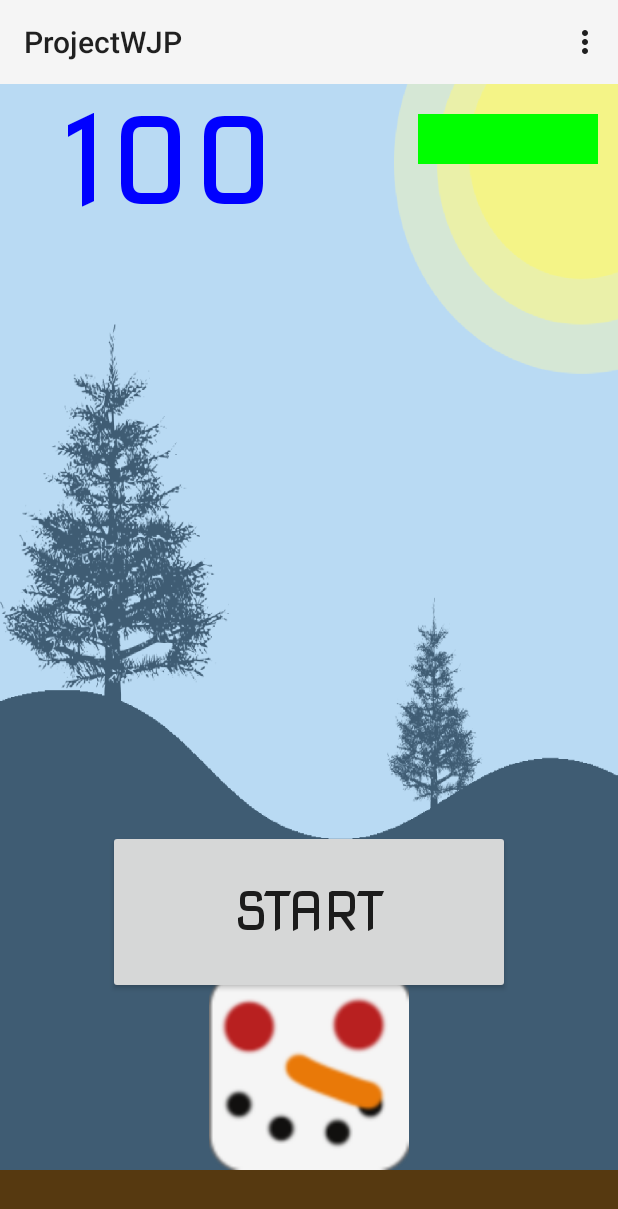
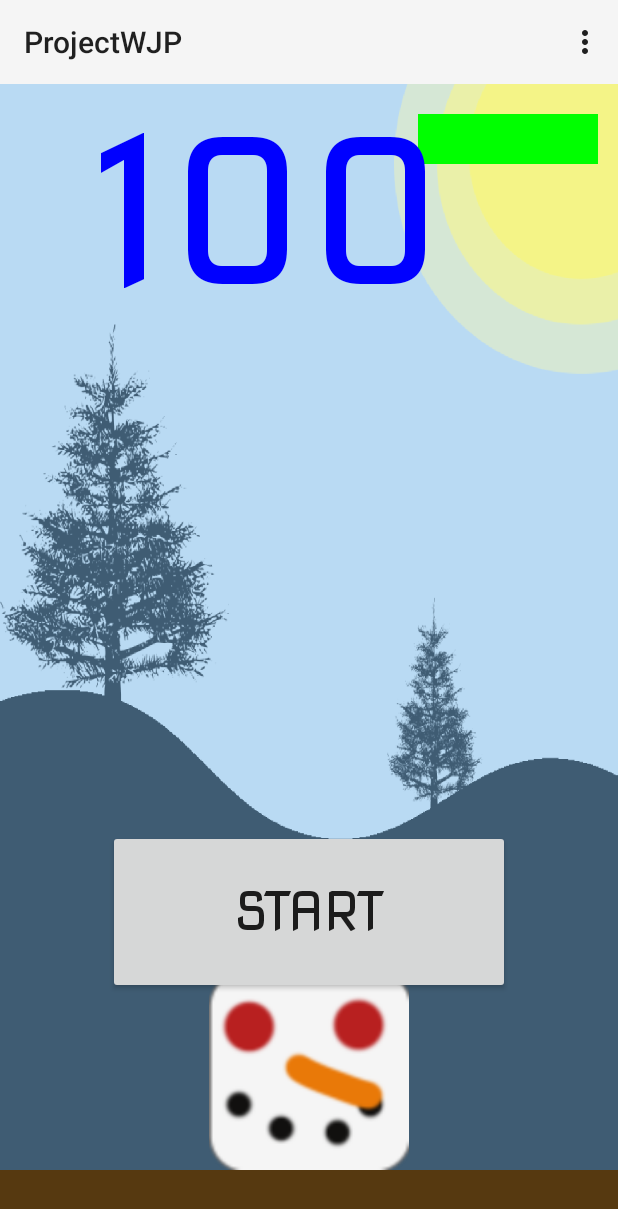
Before and after one commit to OriginPanda/AndroidGame, an Android app: the screen it shows after launch (MainActivity), in the options menu, after a tap on "Settings", on a phone screen of 412 x 824 dp. Shown: the top 1209 px of the screen. Run offline under Robolectric (Android 15) with nearby library versions, the phone set to English and light mode, and no system bars; our stand-ins replace navigation-ui.

Commit message:
zmiana na fragmenty. zmiana punktów na życie bossa. i cos jescze

```diff
--- a/app/src/main/java/com/example/projectwjp/Enemy.java
+++ b/app/src/main/java/com/example/projectwjp/Enemy.java
@@ -24,7 +24,7 @@ public class Enemy extends Actor {
     }
     @Override
     public void onHit() {
-        enemyHP+=10;
+        enemyHP-=10;
     }
     public int getEnemyHP() {
         return enemyHP;
--- a/app/src/main/java/com/example/projectwjp/GameView.java
+++ b/app/src/main/java/com/example/projectwjp/GameView.java
@@ -35,8 +35,7 @@ public class GameView extends View {
     private Runnable runnable;
     private Paint textPaint = new Paint();
 
-    private float TEXT_SIZE = 120;
-    // private int points = 0; //Enemy Hp TODO zmiana klasy
+    private float TEXT_SIZE = 200;
     protected static int dWidth, dHeight;
     private Random random;
     private float oldX;
@@ -47,12 +46,13 @@ public class GameView extends View {
     public GameView(Context context) {
 
         super(context);
+        //GameFragment Fragment = FragmentManager().findFragmentByTag(FRAGMENT_TAG);
+        //GameFragment gameFragment = FragmentManager.findFragment(this); NIE DZIAŁA ???
 
-//        GameFragment gameFragment = FragmentManager.findFragment(this);
-//        Bundle args = new Bundle();
-//        args = gameFragment.getArguments();
+        //Bundle args = gameFragment.getArguments();
 
         //enemy = new Enemy(args.getInt("diffLevel",0),Type.valueOf(args.getString("levelType","Addition")));
+
 
         enemy = new Enemy(1,Type.Addition);
         this.context = context;
@@ -69,7 +69,7 @@ public class GameView extends View {
         handler = new Handler();
 
 
-        runnable = this::invalidate;// odswieżanie View (obrazu ekranu)
+        runnable = this::invalidate;
 
         textPaint.setColor(Color.BLUE);
         textPaint.setTextSize(TEXT_SIZE);
@@ -109,10 +109,18 @@ public class GameView extends View {
 
             // TODO Animacja impactu
             //enemy.obstacles.get(i).actY +enemy.obstacles.get(i).getObstacleHight()>=dHeight-mapa.ground.getHeight()
+
             if(obs.ifGroundHit(dHeight,mapa.ground.getHeight())){
+
                 enemy.onHit();
+                if(enemy.getEnemyHP() <=0 && !isEnd){
+                    isEnd = true;
+                    endGame(true);
+                }
+
+
                 obs.onGroundHit(context);
-               // canvas.drawBitmap(obs.getImpact().getImpactAnim(obs.getImpact().impactFrame),obs.getImpact().impactX,obs.getImpact().impactY,null);
+                // canvas.drawBitmap(obs.getImpact().getImpactAnim(obs.getImpact().impactFrame),obs.getImpact().impactX,obs.getImpact().impactY,null);
                 obs.resetPosition();
             }
 
@@ -120,15 +128,11 @@ public class GameView extends View {
 
 
             //Koniec gry
-            if(enemy.getEnemyHP()<=0){
-                isEnd = true;
-                endGame(true);
 
-            }
             if(hero.ifHit(obs)){
                 obs.onHit();
                 hero.onHit();
-                if(hero.getHeroHP()<=0 && isEnd==false){ // dodanie isEnd by tylko jedno okno sie otworzyło
+                if(hero.getHeroHP()<=0 && !isEnd){ // dodanie isEnd by tylko jedno okno sie otworzyło
 
                     isEnd = true;
                     endGame(false);
@@ -146,7 +150,7 @@ public class GameView extends View {
 
         canvas.drawRect(dWidth-200, 30,dWidth-200+1.8f*hero.getHeroHP(),80,mapa.getHealthPaint());// rysowanie HP
         canvas.drawText(" " + enemy.getEnemyHP(),20,TEXT_SIZE,textPaint);// TODO zmiana na max hp
-        handler.postDelayed(runnable, (1/REFRESH_RATE)*1000);
+        handler.postDelayed(runnable, (1/REFRESH_RATE)*1000);// odswieżanie View (obrazu ekranu)
 
 
         }
@@ -179,7 +183,8 @@ public class GameView extends View {
         }
         return true;
         }
-        void endGame(boolean won){
+
+        public void endGame(boolean won){
 
             Intent intent = new Intent(context, GameOver.class);
             intent.putExtra("enemyHP",enemy.getEnemyHP());
--- a/app/src/main/java/com/example/projectwjp/MainActivity.java
+++ b/app/src/main/java/com/example/projectwjp/MainActivity.java
@@ -7,7 +7,7 @@ import android.content.Intent;
 import android.os.Bundle;
 import android.app.Activity;
 import com.google.android.material.snackbar.Snackbar;
-
+import androidx.activity.OnBackPressedCallback;
 import androidx.appcompat.app.AppCompatActivity;
 
 import android.util.Log;
@@ -93,10 +93,12 @@ public class MainActivity extends AppCompatActivity {
 
         b.setClickable(false);
         b.setVisibility(View.GONE);
+        FragmentManager fragmentManager = getSupportFragmentManager();
+        Bundle args = new Bundle();
+        args.putInt("diffLevel",1);
+        args.putString("levelType",Type.Addition.toString());
 
-        FragmentManager fragmentManager = getSupportFragmentManager();
-
-        fragmentManager.beginTransaction().replace(R.id.fragmentContainerView, GameFragment.class, null).setReorderingAllowed(true).addToBackStack("name").commit();
+        fragmentManager.beginTransaction().replace(R.id.fragmentContainerView, GameFragment.class, args).setReorderingAllowed(true).addToBackStack("name").commit();
 
 //        GameFragment gameFragment = GameFragment.newInstance(1,Type.Addition);
 //
@@ -106,4 +108,17 @@ public class MainActivity extends AppCompatActivity {
         //setContentView(gameView);
     }
 
+    //Dużo roboty by inaczej zrobić
+    @Override
+    public void onBackPressed(){
+        super.onBackPressed();
+        b.setClickable(true);
+        b.setVisibility(View.VISIBLE);
+        animation = AnimationUtils.loadAnimation(this,R.anim.fadein);
+        b.startAnimation(animation);
+
+
+
+    }
+
 }
--- a/app/src/main/java/com/example/projectwjp/StartFragment.java
+++ b/app/src/main/java/com/example/projectwjp/StartFragment.java
@@ -61,6 +61,7 @@ public class StartFragment extends Fragment {
     public View onCreateView(LayoutInflater inflater, ViewGroup container,
                              Bundle savedInstanceState) {
         // Inflate the layout for this fragment
-        return inflater.inflate(R.layout.fragment_start, container, false);
+        return inflater.inflate(R.layout.activity_main, container, false);
     }
+
 }
--- a/app/src/main/res/layout/activity_main.xml
+++ b/app/src/main/res/layout/activity_main.xml
@@ -50,15 +50,6 @@
         app:layout_constraintStart_toStartOf="parent"
         app:layout_constraintTop_toBottomOf="@+id/menu" />
 
-    <View
-        android:id="@+id/view"
-        android:layout_width="0dp"
-        android:layout_height="0dp"
-        app:layout_constraintBottom_toBottomOf="parent"
-        app:layout_constraintEnd_toEndOf="parent"
-        app:layout_constraintStart_toStartOf="parent"
-        app:layout_constraintTop_toTopOf="@+id/fragmentContainerView" />
-
     <androidx.appcompat.widget.Toolbar
 
         android:id="@+id/menu"
--- a/app/src/main/res/layout/game_over.xml
+++ b/app/src/main/res/layout/game_over.xml
@@ -34,7 +34,7 @@
         app:layout_constraintTop_toBottomOf="@+id/button" />
 
     <TextView
-        android:id="@+id/textView"
+        android:id="@+id/resultText"
         android:layout_width="0dp"
         android:layout_height="84dp"
         android:text="Wynik"
```
Also changed, not shown: app/src/main/java/com/example/projectwjp/GameOver.java (+12 -1 lines).
